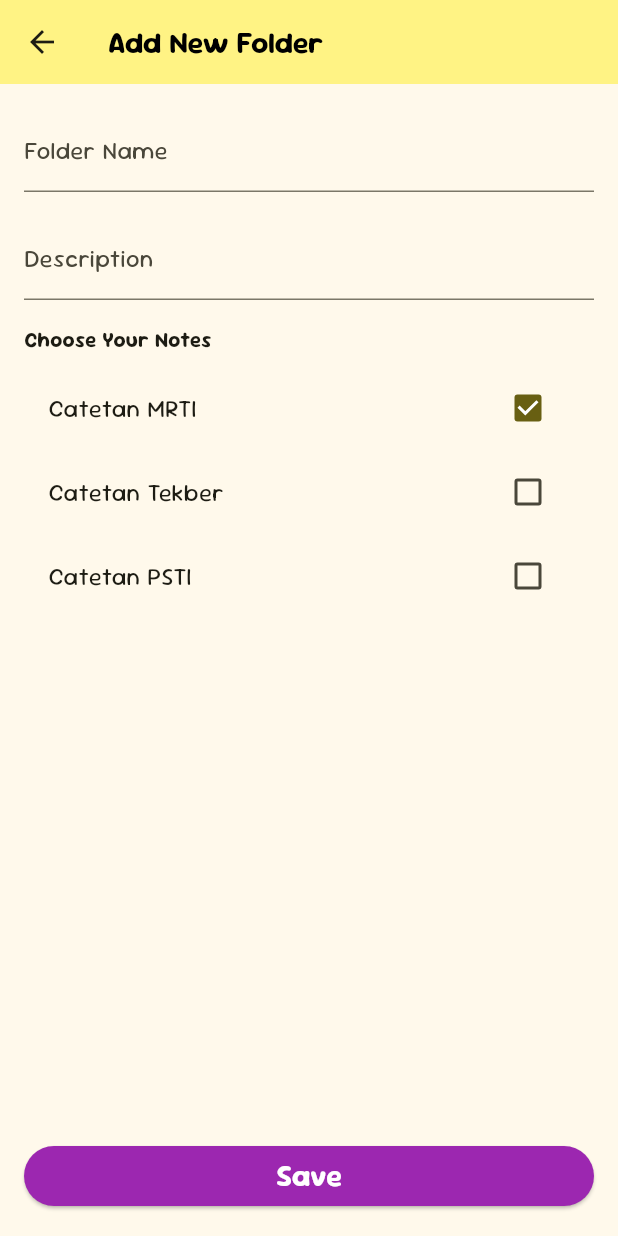
After one commit to farrelputras/fp_tekber_kel4_notes, a Flutter app: the AddFolderScreen screen opened directly, on a phone screen of 412 x 824 dp. The commit adds this screen. Run offline on Flutter 3.47's test engine with Material 3 defaults, Android fonts, the phone set to English and light mode, and no system bars; our stand-ins replace get.

Commit message:
update folder screen - jeje

```diff
--- /dev/null
+++ b/lib/screens/add_folder_screen.dart
@@ -0,0 +1,78 @@
+import 'package:flutter/material.dart';
+
+class AddFolderScreen extends StatelessWidget {
+  const AddFolderScreen({Key? key}) : super(key: key);
+
+  @override
+  Widget build(BuildContext context) {
+    return Scaffold(
+      appBar: AppBar(
+        title: const Text("Add New Folder"
+        ,style: TextStyle(
+          fontSize: 20,
+          fontWeight: FontWeight.bold,
+          color: Colors.black
+        )
+        ,),
+        backgroundColor: const Color.fromARGB(255, 255, 243, 132),
+        leading: IconButton(
+          icon: const Icon(Icons.arrow_back),
+          onPressed: () => Navigator.pop(context),
+        ),
+      ),
+      body: Padding(
+        padding: const EdgeInsets.all(16.0),
+        child: Column(
+          crossAxisAlignment: CrossAxisAlignment.start,
+          children: [
+            const TextField(
+              decoration: InputDecoration(
+                labelText: "Folder Name",
+              ),
+            ),
+            const SizedBox(height: 16),
+            const TextField(
+              decoration: InputDecoration(
+                labelText: "Description",
+              ),
+            ),
+            const SizedBox(height: 16),
+            const Text(
+              "Choose Your Notes",
+              style: TextStyle(fontWeight: FontWeight.bold),
+            ),
+            const SizedBox(height: 8),
+            Expanded(
+              child: ListView(
+                children: [
+                  CheckboxListTile(
+                    value: true,
+                    onChanged: (value) {},
+                    title: const Text("Catetan MRTI"),
+                  ),
+                  CheckboxListTile(
+                    value: false,
+                    onChanged: (value) {},
+                    title: const Text("Catetan Tekber"),
+                  ),
+                  CheckboxListTile(
+                    value: false,
+                    onChanged: (value) {},
+                    title: const Text("Catetan PSTI"),
+                  ),
+                ],
+              ),
+            ),
+            ElevatedButton(
+              style: ElevatedButton.styleFrom(backgroundColor: Colors.purple),
+              onPressed: () {},
+              child: const Center(
+                child: Text("Save", style: TextStyle(color: Colors.white, fontWeight: FontWeight.bold, fontSize: 20)),
+              ),
+            ),
+          ],
+        ),
+      ),
+    );
+  }
+}
```
Also changed, not shown: lib/screens/my_folder_screen.dart (+15 -10 lines).
